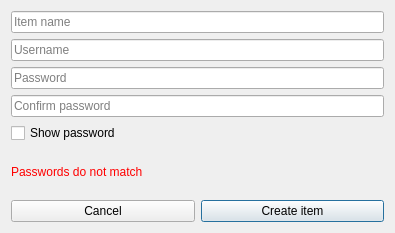
Before: the Qt Designer form cubepass/newitem.ui in kobus-v-schoor/cubepass, drawn with Qt 5.
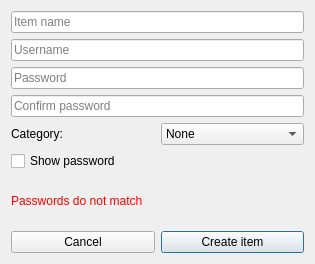
After: the same form once the commit is applied.

Commit message: Finished NewItem class, created ItemDetails class, fixed bug in MainWindow where it did not reparse the database when updating the item list

The edit to the form file:
```diff
--- a/cubepass/newitem.ui
+++ b/cubepass/newitem.ui
@@ -6,8 +6,8 @@
    <rect>
     <x>0</x>
     <y>0</y>
-    <width>395</width>
-    <height>233</height>
+    <width>315</width>
+    <height>264</height>
    </rect>
   </property>
   <property name="windowTitle">
@@ -48,6 +48,26 @@
      </property>
     </widget>
    </item>
+   <item>
+    <layout class="QHBoxLayout" name="horizontalLayout">
+     <item>
+      <widget class="QLabel" name="label">
+       <property name="text">
+        <string>Category:</string>
+       </property>
+      </widget>
+     </item>
+     <item>
+      <widget class="QComboBox" name="cmbCategory">
+       <item>
+        <property name="text">
+         <string>None</string>
+        </property>
+       </item>
+      </widget>
+     </item>
+    </layout>
+   </item>
    <item>
     <widget class="QCheckBox" name="chckShowPword">
      <property name="text">
```
Left out of the diff: 3 changed lines with no effect on the pictures. The commit also changes 9 other files.
